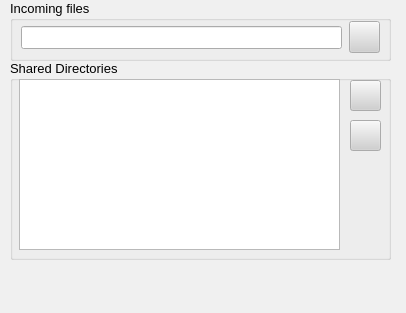
This is retroshare-gui/src/gui/Settings/DirectoriesPage.ui in RetroShare/RetroShare as Qt 5 draws it before an edit. The edited form follows.
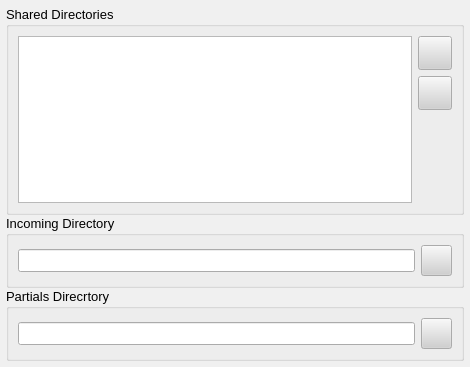
This is the edited form. Icons and pictures are not drawn.

Patch:
```diff
--- a/retroshare-gui/src/gui/Settings/DirectoriesPage.ui
+++ b/retroshare-gui/src/gui/Settings/DirectoriesPage.ui
@@ -5,14 +5,12 @@
    <rect>
     <x>0</x>
     <y>0</y>
-    <width>406</width>
-    <height>313</height>
+    <width>470</width>
+    <height>367</height>
    </rect>
   </property>
   <property name="sizePolicy" >
-   <sizepolicy>
-    <hsizetype>7</hsizetype>
-    <vsizetype>7</vsizetype>
+   <sizepolicy vsizetype="Expanding" hsizetype="Expanding" >
     <horstretch>0</horstretch>
     <verstretch>0</verstretch>
    </sizepolicy>
@@ -503,26 +501,47 @@
   <property name="contextMenuPolicy" >
    <enum>Qt::NoContextMenu</enum>
   </property>
+  <layout class="QGridLayout" >
+   <property name="leftMargin" >
+    <number>6</number>
+   </property>
+   <property name="topMargin" >
+    <number>6</number>
+   </property>
+   <property name="rightMargin" >
+    <number>6</number>
+   </property>
+   <property name="bottomMargin" >
+    <number>6</number>
+   </property>
+   <property name="horizontalSpacing" >
+    <number>0</number>
+   </property>
+   <property name="verticalSpacing" >
+    <number>0</number>
+   </property>
+   <item row="0" column="0" >
   <widget class="QGroupBox" name="groupBox" >
-   <property name="geometry" >
-    <rect>
-     <x>10</x>
-     <y>60</y>
-     <width>381</width>
-     <height>200</height>
-    </rect>
-   </property>
    <property name="title" >
     <string>Shared Directories</string>
    </property>
-   <widget class="QPushButton" name="pushButton" >
-    <property name="geometry" >
-     <rect>
-      <x>340</x>
-      <y>20</y>
-      <width>31</width>
-      <height>31</height>
-     </rect>
+     <layout class="QGridLayout" >
+      <item rowspan="3" row="0" column="0" >
+       <widget class="QListWidget" name="dirList" />
+      </item>
+      <item row="0" column="1" >
+       <widget class="QPushButton" name="addshareButton" >
+        <property name="minimumSize" >
+         <size>
+          <width>34</width>
+          <height>34</height>
+         </size>
+        </property>
+        <property name="maximumSize" >
+         <size>
+          <width>34</width>
+          <height>34</height>
+         </size>
     </property>
     <property name="text" >
      <string/>
@@ -537,14 +556,20 @@
      </size>
     </property>
    </widget>
-   <widget class="QPushButton" name="pushButton_2" >
-    <property name="geometry" >
-     <rect>
-      <x>340</x>
-      <y>60</y>
-      <width>31</width>
-      <height>31</height>
-     </rect>
+      </item>
+      <item row="1" column="1" >
+       <widget class="QPushButton" name="removeButton" >
+        <property name="minimumSize" >
+         <size>
+          <width>34</width>
+          <height>34</height>
+         </size>
+        </property>
+        <property name="maximumSize" >
+         <size>
+          <width>34</width>
+          <height>34</height>
+         </size>
     </property>
     <property name="text" >
      <string/>
@@ -559,38 +584,50 @@
      </size>
     </property>
    </widget>
-   <widget class="QListView" name="listView" >
-    <property name="geometry" >
-     <rect>
-      <x>9</x>
-      <y>19</y>
-      <width>321</width>
-      <height>171</height>
-     </rect>
-    </property>
-   </widget>
-  </widget>
+      </item>
+      <item row="2" column="1" >
+       <spacer>
+        <property name="orientation" >
+         <enum>Qt::Vertical</enum>
+        </property>
+        <property name="sizeHint" >
+         <size>
+          <width>20</width>
+          <height>71</height>
+         </size>
+        </property>
+       </spacer>
+      </item>
+     </layout>
+    </widget>
+   </item>
+   <item row="1" column="0" >
   <widget class="QGroupBox" name="groupBox_2" >
-   <property name="geometry" >
-    <rect>
-     <x>10</x>
-     <y>0</y>
-     <width>381</width>
-     <height>61</height>
-    </rect>
-   </property>
    <property name="title" >
-    <string>Incoming files</string>
-   </property>
-   <widget class="QPushButton" name="pushButton_6" >
-    <property name="geometry" >
-     <rect>
-      <x>339</x>
-      <y>21</y>
+      <string>Incoming Directory</string>
+     </property>
+     <layout class="QGridLayout" >
+      <item row="0" column="0" >
+       <widget class="QLineEdit" name="incomingDir" >
+        <property name="readOnly" >
+         <bool>true</bool>
+        </property>
+       </widget>
+      </item>
+      <item row="0" column="1" >
+       <widget class="QPushButton" name="incomingButton" >
+        <property name="minimumSize" >
+         <size>
       <width>31</width>
-      <height>32</height>
-     </rect>
-    </property>
+          <height>31</height>
+         </size>
+        </property>
+        <property name="maximumSize" >
+         <size>
+          <width>31</width>
+          <height>31</height>
+         </size>
+        </property>
     <property name="text" >
      <string/>
     </property>
@@ -604,25 +641,56 @@
      </size>
     </property>
    </widget>
-   <widget class="QLineEdit" name="lineEdit_5" >
-    <property name="geometry" >
-     <rect>
-      <x>11</x>
-      <y>26</y>
-      <width>321</width>
-      <height>23</height>
-     </rect>
-    </property>
-   </widget>
-  </widget>
- </widget>
- <tabstops>
-  <tabstop>lineEdit_5</tabstop>
-  <tabstop>pushButton_6</tabstop>
-  <tabstop>listView</tabstop>
-  <tabstop>pushButton</tabstop>
-  <tabstop>pushButton_2</tabstop>
- </tabstops>
+      </item>
+     </layout>
+    </widget>
+   </item>
+   <item row="2" column="0" >
+    <widget class="QGroupBox" name="groupBox_3" >
+     <property name="title" >
+      <string>Partials Direcrtory</string>
+     </property>
+     <layout class="QGridLayout" >
+      <item row="0" column="0" >
+       <widget class="QLineEdit" name="partialsDir" >
+        <property name="readOnly" >
+         <bool>true</bool>
+        </property>
+       </widget>
+      </item>
+      <item row="0" column="1" >
+       <widget class="QPushButton" name="partialButton" >
+        <property name="minimumSize" >
+         <size>
+          <width>31</width>
+          <height>31</height>
+         </size>
+        </property>
+        <property name="maximumSize" >
+         <size>
+          <width>31</width>
+          <height>31</height>
+         </size>
+        </property>
+        <property name="text" >
+         <string/>
+        </property>
+        <property name="icon" >
+         <iconset resource="../images.qrc" >:/images/directoryselect_24x24_shadow.png</iconset>
+        </property>
+        <property name="iconSize" >
+         <size>
+          <width>24</width>
+          <height>24</height>
+         </size>
+        </property>
+       </widget>
+      </item>
+     </layout>
+    </widget>
+   </item>
+  </layout>
+ </widget>
  <resources>
   <include location="../images.qrc" />
  </resources>
```
Lines whose indentation alone changed are shown as unchanged.
